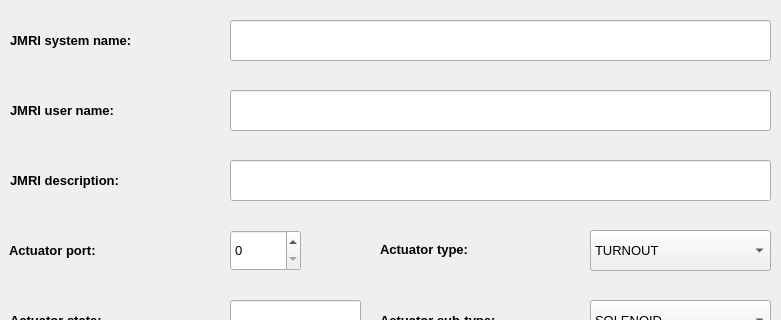
The window that Server/Scripts/GenJMRI/ui/Actuator_Dialog.ui (jonasbjurel/myRailIO) describes before a commit, drawn with Qt 5; both pictures show x 0 to 781 and y 0 to 320 of the 781 by 554 pixel window.
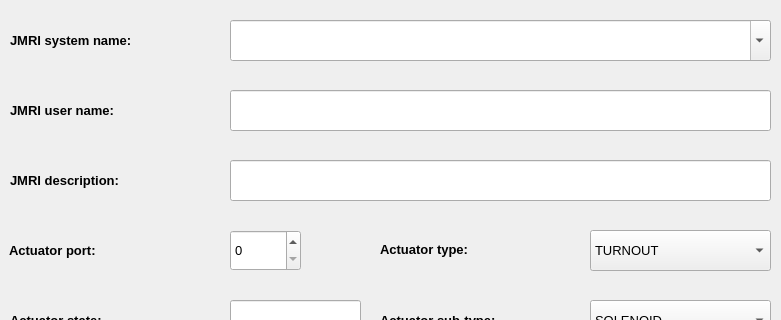
The same window after the commit. Icons and pictures are not drawn.

Commit message: Issue #89: When creating an actuator-, sensor- or signal-mast, show a pulldown menu of already existing JMRI objects.

```diff
--- a/Server/Scripts/GenJMRI/ui/Actuator_Dialog.ui
+++ b/Server/Scripts/GenJMRI/ui/Actuator_Dialog.ui
@@ -316,30 +316,6 @@
     <bool>true</bool>
    </property>
   </widget>
-  <widget class="QLineEdit" name="JMRISystemNameLineEdit">
-   <property name="geometry">
-    <rect>
-     <x>230</x>
-     <y>20</y>
-     <width>541</width>
-     <height>41</height>
-    </rect>
-   </property>
-   <property name="font">
-    <font>
-     <pointsize>10</pointsize>
-    </font>
-   </property>
-   <property name="whatsThis">
-    <string>JMRI provided actuator system name</string>
-   </property>
-   <property name="text">
-    <string/>
-   </property>
-   <property name="readOnly">
-    <bool>false</bool>
-   </property>
-  </widget>
   <widget class="QLabel" name="label_15">
    <property name="geometry">
     <rect>
@@ -669,6 +645,27 @@
     <string>Actuator sub-type:</string>
    </property>
   </widget>
+  <widget class="QComboBox" name="JMRISystemNameComboBox">
+   <property name="geometry">
+    <rect>
+     <x>230</x>
+     <y>20</y>
+     <width>541</width>
+     <height>41</height>
+    </rect>
+   </property>
+   <property name="font">
+    <font>
+     <pointsize>10</pointsize>
+    </font>
+   </property>
+   <property name="whatsThis">
+    <string>JMRI provided actuator system name</string>
+   </property>
+   <property name="editable">
+    <bool>true</bool>
+   </property>
+  </widget>
  </widget>
  <resources/>
  <connections/>
```
Left out of the diff: 2 changed lines with no effect on the pictures. The commit also changes 18 other files.
